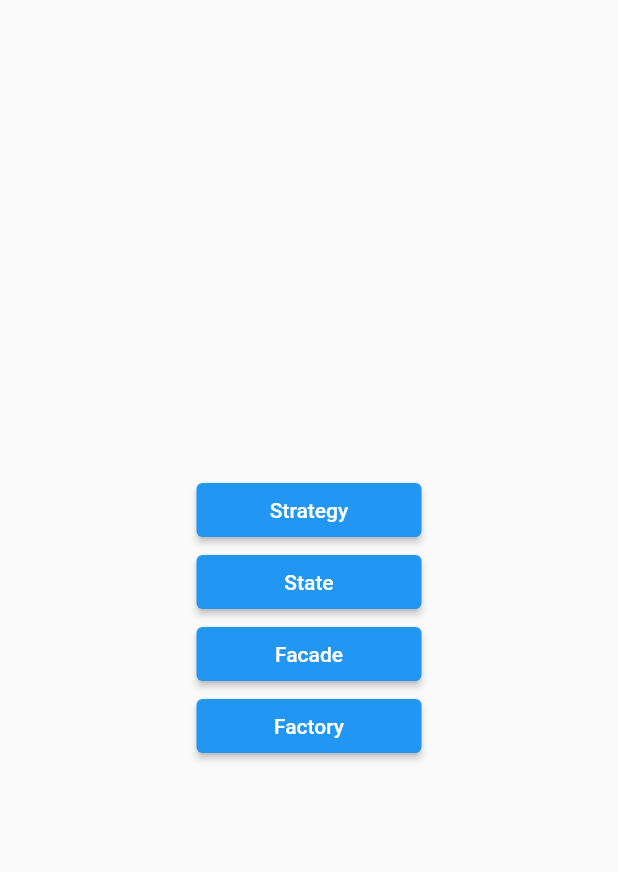
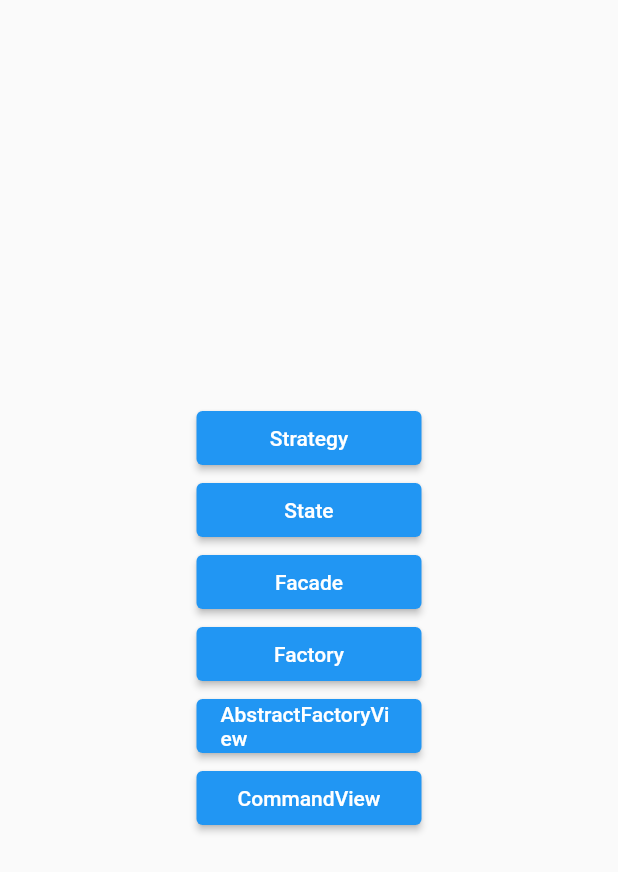
Before and after one commit to starguys/practice_design_patterns_flutter, a Flutter app: the screen it shows after launch, on a phone screen of 412 x 824 dp. Shown: the top 872 px of the screen. Run offline on Flutter 3.47's test engine with Material 2 defaults, Android fonts, the phone set to English and light mode, and no system bars; our stand-ins replace flutter_riverpod, go_router.

Commit message:
learn command patterns

```diff
--- a/lib/common/provider/routes_provider.dart
+++ b/lib/common/provider/routes_provider.dart
@@ -1,6 +1,8 @@
 import 'package:flutter/material.dart';
 import 'package:flutter_riverpod/flutter_riverpod.dart';
 import 'package:go_router/go_router.dart';
+import 'package:practice_design_patterns_flutter/abstract_factory/view/abstrract_factory_view.dart';
+import 'package:practice_design_patterns_flutter/command/view/command_view.dart';
 import 'package:practice_design_patterns_flutter/facade/view/facade_view.dart';
 import 'package:practice_design_patterns_flutter/factory/view/factory_view.dart';
 import 'package:practice_design_patterns_flutter/home/view/home_view.dart';
@@ -40,6 +42,16 @@ class RoutesProvider extends ChangeNotifier {
               name: FactoryView.routeName,
               builder: (_, __) => const FactoryView(),
             ),
+            GoRoute(
+              path: 'abstract_factory',
+              name: AbstractFactoryView.routeName,
+              builder: (_, __) => const AbstractFactoryView(),
+            ),
+            GoRoute(
+              path: 'command',
+              name: CommandView.routeName,
+              builder: (_, __) => const CommandView(),
+            )
           ],
         )
       ];
--- a/lib/home/view/home_view.dart
+++ b/lib/home/view/home_view.dart
@@ -1,5 +1,7 @@
 import 'package:flutter/material.dart';
 import 'package:go_router/go_router.dart';
+import 'package:practice_design_patterns_flutter/abstract_factory/view/abstrract_factory_view.dart';
+import 'package:practice_design_patterns_flutter/command/view/command_view.dart';
 
 import 'package:practice_design_patterns_flutter/common/layout/layout.dart';
 import 'package:practice_design_patterns_flutter/facade/view/facade_view.dart';
@@ -53,6 +55,20 @@ class HomeView extends StatelessWidget {
                 child: const Text('Factory'),
               ),
             ),
+            SizedBox(
+              width: btnWidth,
+              child: ElevatedButton(
+                onPressed: () => context.goNamed(AbstractFactoryView.routeName),
+                child: const Text('AbstractFactoryView'),
+              ),
+            ),
+            SizedBox(
+              width: btnWidth,
+              child: ElevatedButton(
+                onPressed: () => context.goNamed(CommandView.routeName),
+                child: const Text('CommandView'),
+              ),
+            ),
           ],
         ),
       ),
```
Also changed, not shown: lib/abstract_factory/view/abstrract_factory_view.dart (added, +16 -0 lines), lib/command/command_widget.dart (added, +62 -0 lines), lib/command/view/command_view.dart (added, +39 -0 lines), lib/abstract_factory/abstract_factory_widget.dart (added).
